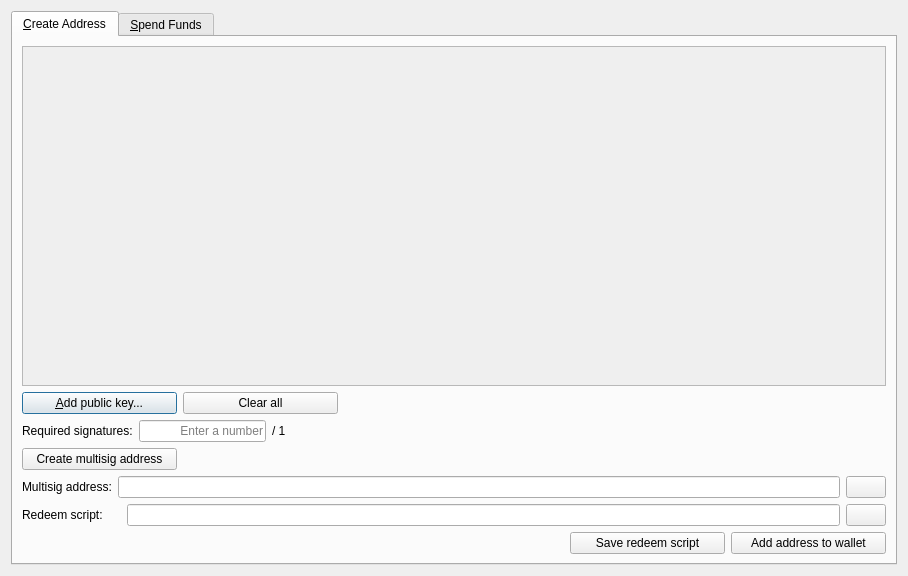
Above: src/qt/forms/multisigdialog.ui from Animecointeam/Animecoin before the change. Below: the same form after it.
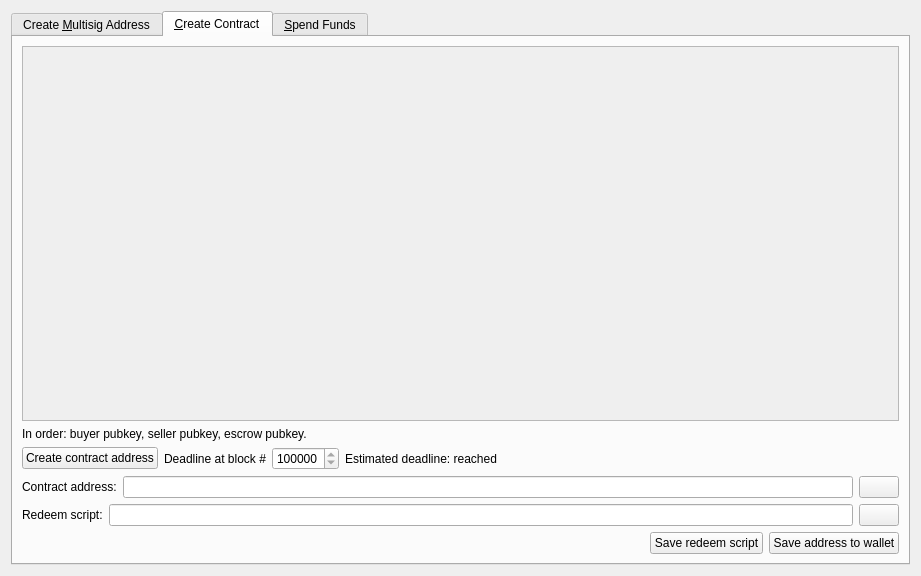
That is the form after the change. Icons and pictures are not drawn.

Commit message: Multitool contract UI draft.

Diff of the .ui file:
```diff
--- a/src/qt/forms/multisigdialog.ui
+++ b/src/qt/forms/multisigdialog.ui
@@ -17,11 +17,11 @@
    <item>
     <widget class="QTabWidget" name="tabWidget">
      <property name="currentIndex">
-      <number>0</number>
+      <number>1</number>
      </property>
      <widget class="QWidget" name="tabCreateAddress">
       <attribute name="title">
-       <string>&amp;Create Address</string>
+       <string>Create &amp;Multisig Address</string>
       </attribute>
       <layout class="QVBoxLayout" name="verticalLayout">
        <item>
@@ -34,8 +34,8 @@
            <rect>
             <x>0</x>
             <y>0</y>
-            <width>878</width>
-            <height>316</height>
+            <width>864</width>
+            <height>326</height>
            </rect>
           </property>
           <layout class="QVBoxLayout" name="verticalLayout_3">
@@ -344,6 +344,206 @@
        </item>
       </layout>
      </widget>
+     <widget class="QWidget" name="tabCreateContract">
+      <attribute name="title">
+       <string>&amp;Create Contract</string>
+      </attribute>
+      <layout class="QVBoxLayout" name="verticalLayout_11">
+       <item>
+        <widget class="QScrollArea" name="scrollArea_4">
+         <property name="widgetResizable">
+          <bool>true</bool>
+         </property>
+         <widget class="QWidget" name="scrollAreaWidgetContents_4">
+          <property name="geometry">
+           <rect>
+            <x>0</x>
+            <y>0</y>
+            <width>864</width>
+            <height>367</height>
+           </rect>
+          </property>
+          <layout class="QVBoxLayout" name="verticalLayout_14">
+           <item>
+            <layout class="QVBoxLayout" name="partyEntries">
+             <item>
+              <spacer name="verticalSpacer_4">
+               <property name="orientation">
+                <enum>Qt::Vertical</enum>
+               </property>
+               <property name="sizeHint" stdset="0">
+                <size>
+                 <width>20</width>
+                 <height>40</height>
+                </size>
+               </property>
+              </spacer>
+             </item>
+            </layout>
+           </item>
+          </layout>
+         </widget>
+        </widget>
+       </item>
+       <item>
+        <widget class="QLabel" name="label_4">
+         <property name="text">
+          <string>In order: buyer pubkey, seller pubkey, escrow pubkey.</string>
+         </property>
+        </widget>
+       </item>
+       <item>
+        <layout class="QHBoxLayout" name="horizontalLayout_5">
+         <property name="leftMargin">
+          <number>0</number>
+         </property>
+         <property name="topMargin">
+          <number>0</number>
+         </property>
+         <property name="rightMargin">
+          <number>0</number>
+         </property>
+         <property name="bottomMargin">
+          <number>0</number>
+         </property>
+         <item>
+          <widget class="QPushButton" name="createContractButton">
+           <property name="text">
+            <string>Create contract address</string>
+           </property>
+          </widget>
+         </item>
+         <item>
+          <widget class="QLabel" name="lockTimeLabel">
+           <property name="text">
+            <string>Deadline at block #</string>
+           </property>
+          </widget>
+         </item>
+         <item>
+          <widget class="QSpinBox" name="lockTimeBox">
+           <property name="minimum">
+            <number>7000000</number>
+           </property>
+           <property name="maximum">
+            <number>7000000</number>
+           </property>
+           <property name="singleStep">
+            <number>1</number>
+           </property>
+           <property name="stepType">
+            <enum>QAbstractSpinBox::DefaultStepType</enum>
+           </property>
+           <property name="displayIntegerBase">
+            <number>10</number>
+           </property>
+          </widget>
+         </item>
+         <item>
+          <widget class="QLabel" name="approxTimeLabel">
+           <property name="text">
+            <string>Estimated deadline: reached</string>
+           </property>
+          </widget>
+         </item>
+         <item>
+          <spacer name="horizontalSpacer_4">
+           <property name="orientation">
+            <enum>Qt::Horizontal</enum>
+           </property>
+           <property name="sizeHint" stdset="0">
+            <size>
+             <width>40</width>
+             <height>20</height>
+            </size>
+           </property>
+          </spacer>
+         </item>
+        </layout>
+       </item>
+       <item>
+        <layout class="QHBoxLayout" name="horizontalLayout_6">
+         <item>
+          <widget class="QLabel" name="addressLabel">
+           <property name="text">
+            <string>Contract address:</string>
+           </property>
+          </widget>
+         </item>
+         <item>
+          <widget class="QLineEdit" name="addressLine"/>
+         </item>
+         <item>
+          <widget class="QPushButton" name="copyAddressButton">
+           <property name="text">
+            <string/>
+           </property>
+           <property name="icon">
+            <iconset resource="../bitcoin.qrc">
+             <normaloff>:/icons/editcopy</normaloff>:/icons/editcopy</iconset>
+           </property>
+          </widget>
+         </item>
+        </layout>
+       </item>
+       <item>
+        <layout class="QHBoxLayout" name="horizontalLayout_8">
+         <item>
+          <widget class="QLabel" name="scriptLabel">
+           <property name="text">
+            <string>Redeem script:</string>
+           </property>
+          </widget>
+         </item>
+         <item>
+          <widget class="QLineEdit" name="scriptLine"/>
+         </item>
+         <item>
+          <widget class="QPushButton" name="copyScriptButton">
+           <property name="text">
+            <string/>
+           </property>
+           <property name="icon">
+            <iconset resource="../bitcoin.qrc">
+             <normaloff>:/icons/editcopy</normaloff>:/icons/editcopy</iconset>
+           </property>
+          </widget>
+         </item>
+        </layout>
+       </item>
+       <item>
+        <layout class="QHBoxLayout" name="horizontalLayout_9">
+         <item>
+          <spacer name="horizontalSpacer_3">
+           <property name="orientation">
+            <enum>Qt::Horizontal</enum>
+           </property>
+           <property name="sizeHint" stdset="0">
+            <size>
+             <width>40</width>
+             <height>20</height>
+            </size>
+           </property>
+          </spacer>
+         </item>
+         <item>
+          <widget class="QPushButton" name="saveScriptButton">
+           <property name="text">
+            <string>Save redeem script</string>
+           </property>
+          </widget>
+         </item>
+         <item>
+          <widget class="QPushButton" name="saveContractButton">
+           <property name="text">
+            <string>Save address to wallet</string>
+           </property>
+          </widget>
+         </item>
+        </layout>
+       </item>
+      </layout>
+     </widget>
      <widget class="QWidget" name="tabSpendFunds">
       <attribute name="title">
        <string>&amp;Spend Funds</string>
@@ -375,8 +575,8 @@
                   <rect>
                    <x>0</x>
                    <y>0</y>
-                   <width>858</width>
-                   <height>133</height>
+                   <width>840</width>
+                   <height>135</height>
                   </rect>
                  </property>
                  <layout class="QVBoxLayout" name="verticalLayout_4">
@@ -428,8 +628,8 @@
                   <rect>
                    <x>0</x>
                    <y>0</y>
-                   <width>858</width>
-                   <height>132</height>
+                   <width>840</width>
+                   <height>135</height>
                   </rect>
                  </property>
                  <property name="sizePolicy">
@@ -586,6 +786,13 @@
              </property>
             </widget>
            </item>
+           <item>
+            <widget class="QCheckBox" name="refundCheckBox">
+             <property name="text">
+              <string>Refund</string>
+             </property>
+            </widget>
+           </item>
            <item>
             <widget class="QPushButton" name="createTransactionButton">
              <property name="enabled">
```
The commit also changes 7 other files.
